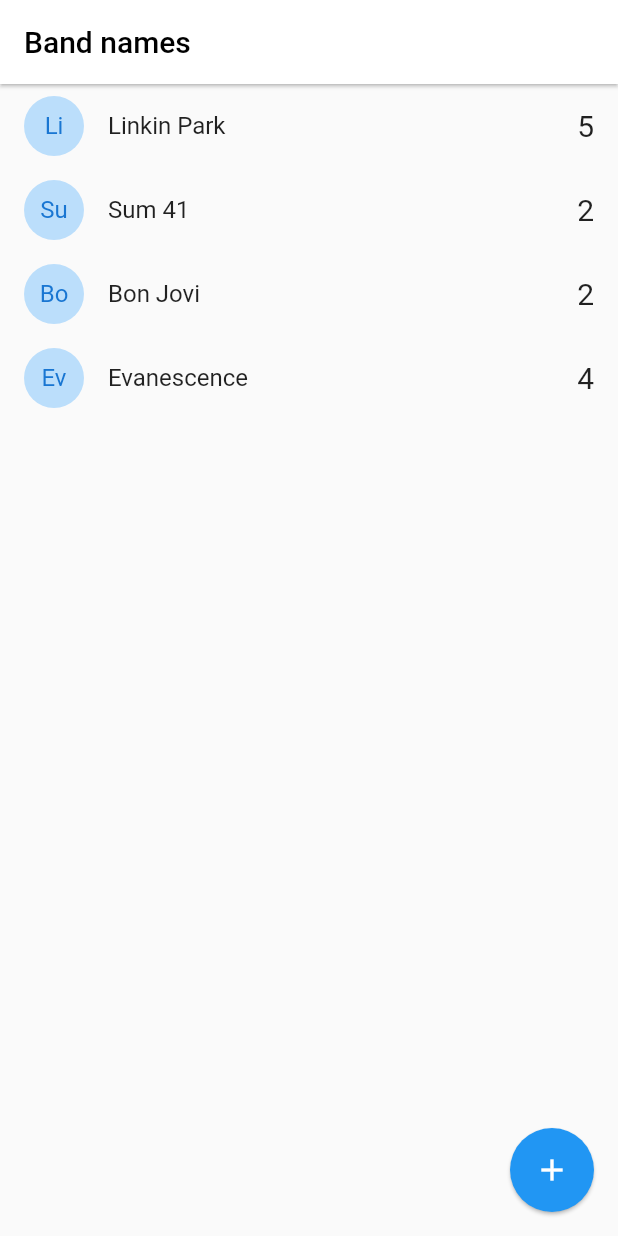
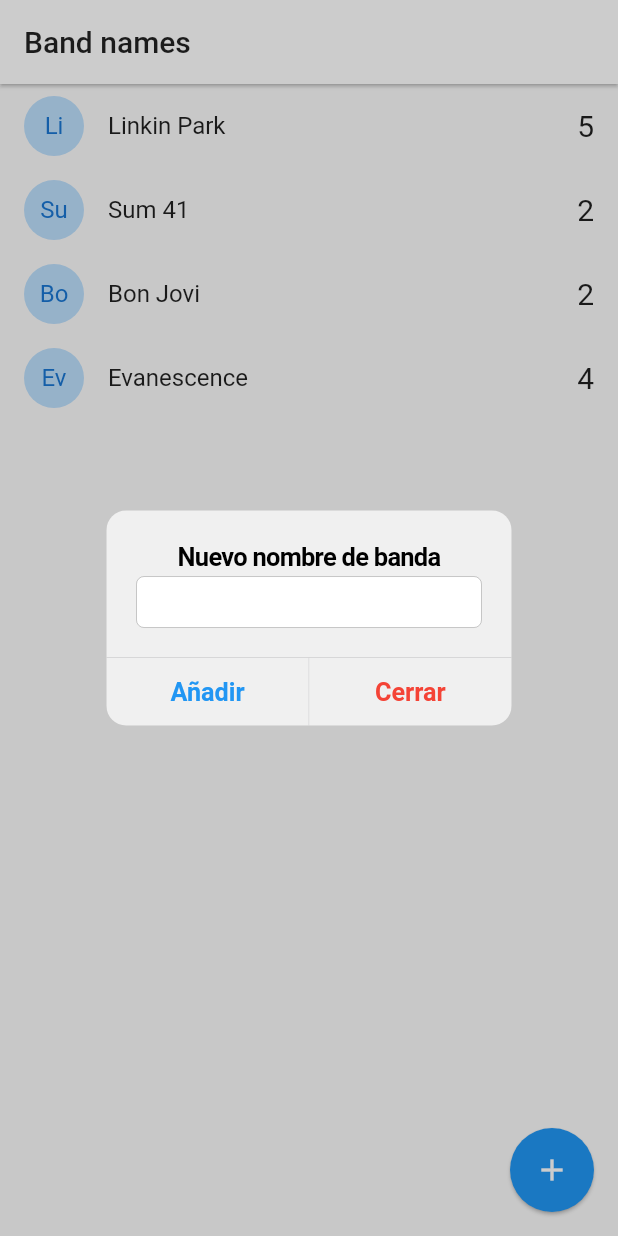
Before and after one commit to pedromolesp/BandNamesApp, a Flutter app: the screen it shows after launch, after a tap on the "add" icon, on a phone screen of 412 x 824 dp. Run offline on Flutter 3.47's test engine with Material 2 defaults, Android fonts, the phone set to English and light mode, and no system bars.

Commit message:
terminada clase 11

```diff
--- a/lib/pages/home.dart
+++ b/lib/pages/home.dart
@@ -1,4 +1,7 @@
+import 'dart:io';
+
 import 'package:band_names_app/models/banda.dart';
+import 'package:flutter/cupertino.dart';
 import 'package:flutter/material.dart';
 
 class HomePage extends StatefulWidget {
@@ -21,7 +24,7 @@
         elevation: 1,
         title: Text(
           "Band names",
-          style: TextStyle(color: Colors.black),
+          style: TextStyle(color: Colors.black87),
         ),
         backgroundColor: Colors.white,
       ),
@@ -29,7 +32,7 @@
           itemCount: bandas.length,
           itemBuilder: (context, i) => _bandaTile(bandas[i])),
       floatingActionButton: FloatingActionButton(
-        onPressed: () {},
+        onPressed: aniadirNuevaBanda,
         child: Icon(Icons.add),
         elevation: 1,
       ),
@@ -50,4 +53,66 @@
       onTap: () {},
     );
   }
+
+  aniadirNuevaBanda() {
+    final textController = new TextEditingController();
+    if (Platform.isIOS) {
+      showDialog(
+        context: context,
+        builder: (context) {
+          return AlertDialog(
+            title: Text("Nombre de nueva banda"),
+            content: TextField(
+              controller: textController,
+            ),
+            actions: [
+              MaterialButton(
+                  elevation: 5,
+                  child: Text("Añadir"),
+                  textColor: Colors.blue,
+                  onPressed: () => aniadirBandaALista(textController.text))
+            ],
+          );
+        },
+      );
+    } else {
+      showCupertinoDialog(
+        context: context,
+        builder: (context) {
+          return CupertinoAlertDialog(
+            title: Text('Nuevo nombre de banda'),
+            content: CupertinoTextField(
+              controller: textController,
+            ),
+            actions: [
+              CupertinoDialogAction(
+                isDefaultAction: true,
+                child: Text("Añadir"),
+                onPressed: () => aniadirBandaALista(textController.text),
+              ),
+              CupertinoDialogAction(
+                isDefaultAction: true,
+                child: Text(
+                  "Cerrar",
+                  style: TextStyle(color: Colors.red),
+                ),
+                onPressed: () => Navigator.pop(context),
+              )
+            ],
+          );
+        },
+      );
+    }
+  }
+
+  void aniadirBandaALista(String nombre) {
+    if (nombre.length > 1) {
+      this
+          .bandas
+          .add(Banda(id: DateTime.now().toString(), nombre: nombre, votes: 3));
+
+      setState(() {});
+    }
+    Navigator.pop(context);
+  }
 }
```
